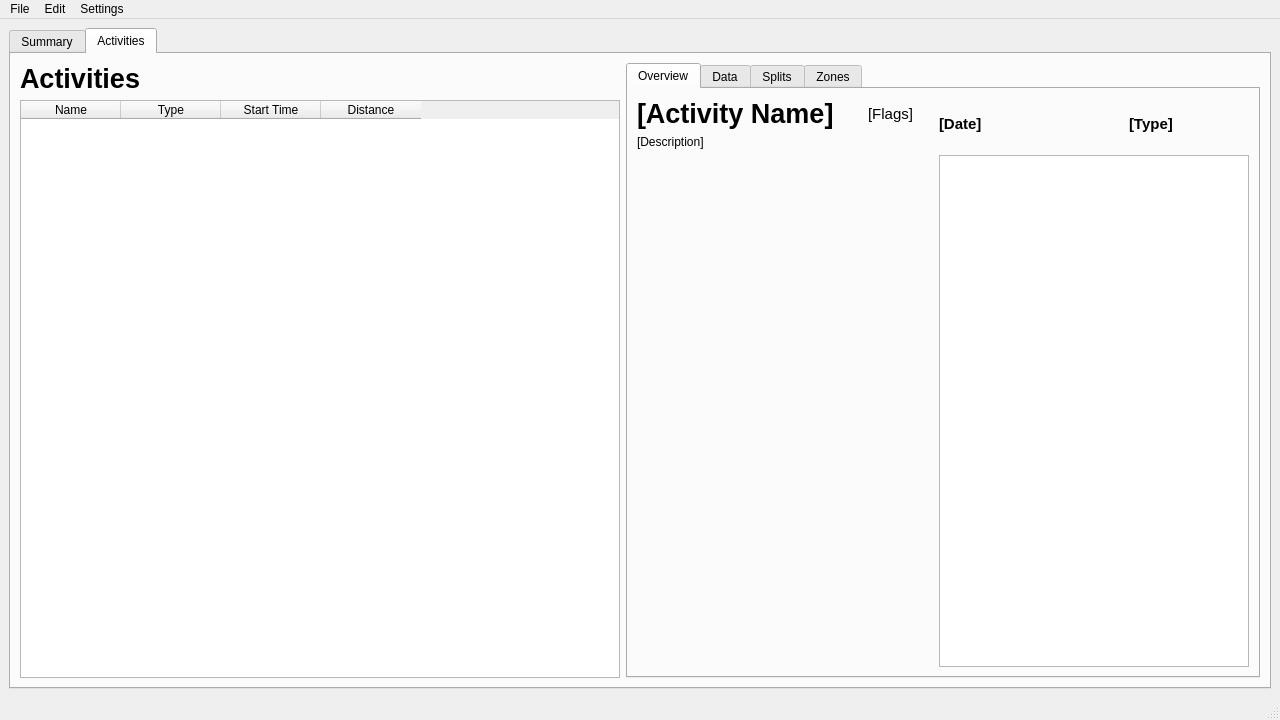
Before: the Qt Designer form main.ui in TomFryers/activate, drawn with Qt 5.
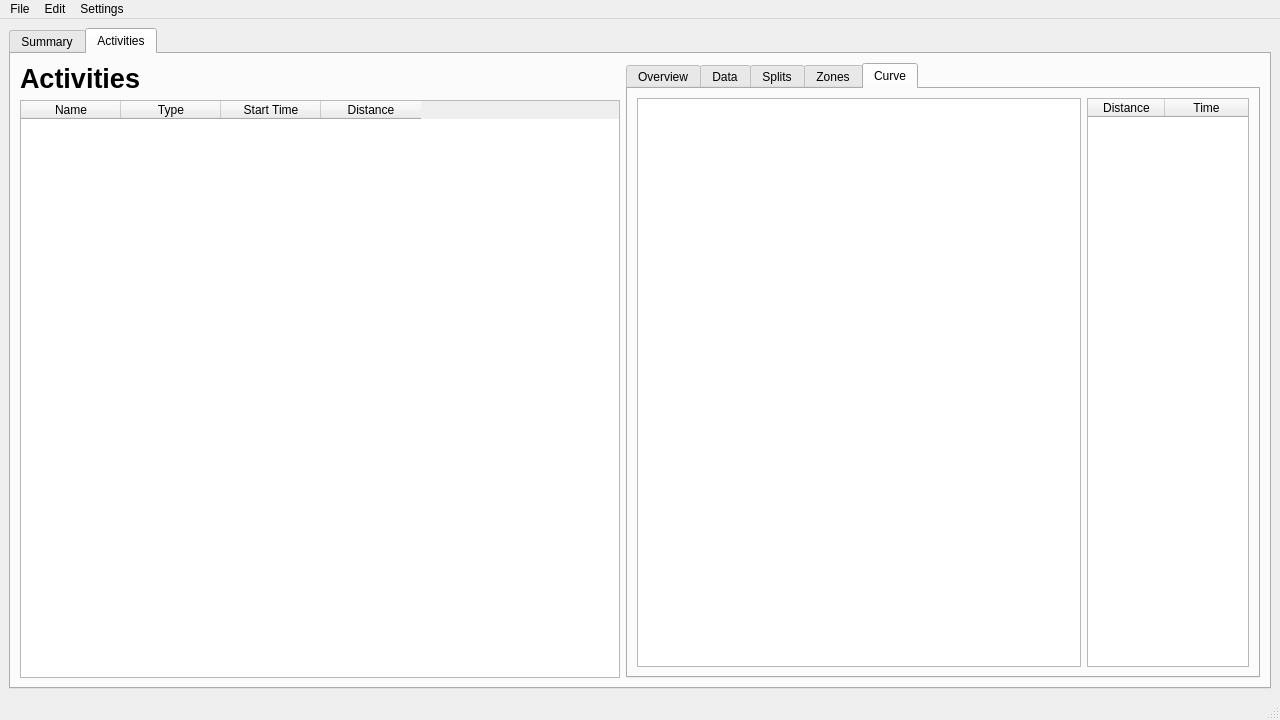
After: the same form once the commit is applied. The open tabs and pages were chosen to show the change. Custom widgets are drawn as their Qt base class.

Commit message: Add speed curve

Diff of the .ui file:
```diff
--- a/main.ui
+++ b/main.ui
@@ -536,6 +536,51 @@
             </item>
            </layout>
           </widget>
+          <widget class="QWidget" name="tab">
+           <attribute name="title">
+            <string>Curve</string>
+           </attribute>
+           <layout class="QHBoxLayout" name="horizontalLayout_2">
+            <item>
+             <widget class="QtCharts::QChartView" name="curve_graph"/>
+            </item>
+            <item>
+             <widget class="Table" name="curve_table">
+              <property name="maximumSize">
+               <size>
+                <width>162</width>
+                <height>16777215</height>
+               </size>
+              </property>
+              <property name="selectionMode">
+               <enum>QAbstractItemView::SingleSelection</enum>
+              </property>
+              <attribute name="horizontalHeaderMinimumSectionSize">
+               <number>77</number>
+              </attribute>
+              <attribute name="horizontalHeaderDefaultSectionSize">
+               <number>77</number>
+              </attribute>
+              <attribute name="horizontalHeaderStretchLastSection">
+               <bool>true</bool>
+              </attribute>
+              <attribute name="verticalHeaderVisible">
+               <bool>false</bool>
+              </attribute>
+              <column>
+               <property name="text">
+                <string>Distance</string>
+               </property>
+              </column>
+              <column>
+               <property name="text">
+                <string>Time</string>
+               </property>
+              </column>
+             </widget>
+            </item>
+           </layout>
+          </widget>
          </widget>
         </item>
        </layout>
```
The commit also changes 4 other files.
